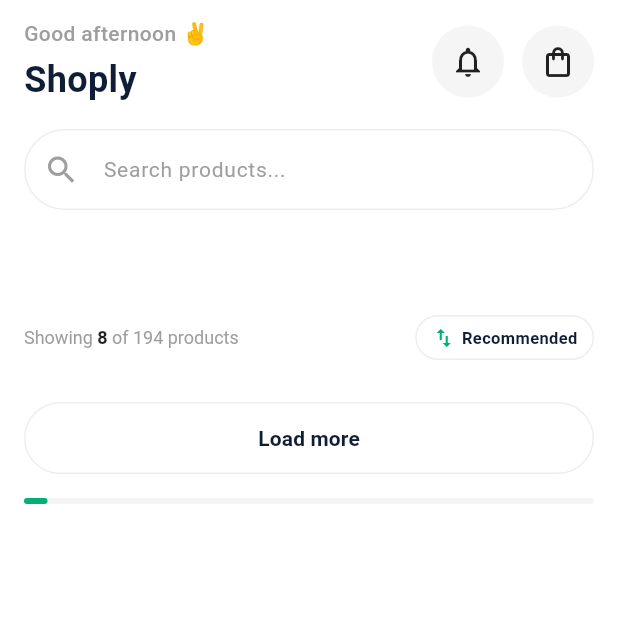
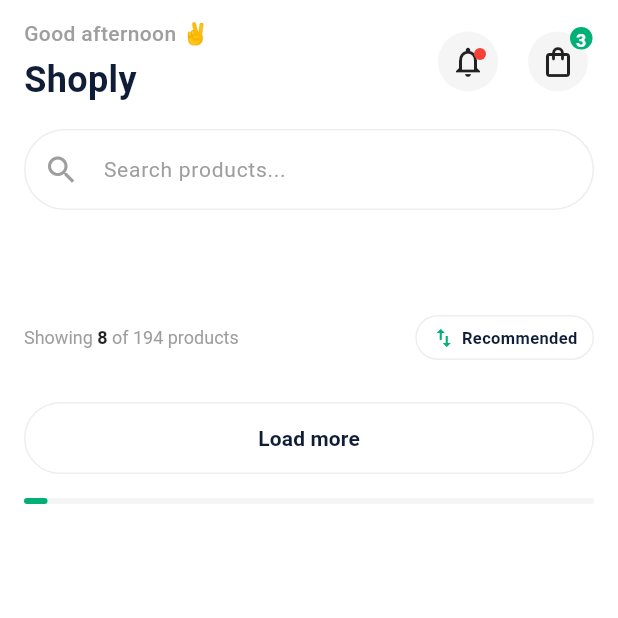
Before and after one commit to zeyadsamy-flutter/shoply_app, a Flutter app: the screen it shows after launch, on a phone screen of 412 x 824 dp, the top half of it. Run offline on Flutter 3.47's test engine with Material 3 defaults, Android fonts, the phone set to English and light mode, and no system bars; our stand-ins replace dio; network calls fail.

Commit message:
feat(home): add notification dot and cart badge indicators to CustomAppBar

```diff
--- a/lib/features/home/presentation/widgets/custom_app_bar.dart
+++ b/lib/features/home/presentation/widgets/custom_app_bar.dart
@@ -1,4 +1,6 @@
 import 'package:flutter/material.dart';
+
+import 'custom_icon_button.dart';
 
 class CustomAppBar extends StatelessWidget {
   const CustomAppBar({super.key});
@@ -38,31 +40,60 @@
         ),
         Row(
           children: [
-            _buildActionIcon(
-              icon: Icons.notifications_none_outlined,
-              onTap: () {},
+            Stack(
+              children: [
+                CustomIconButton(
+                  icon: Icons.notifications_none_outlined,
+                  onTap: () {},
+                ),
+                Positioned(
+                  right: 12,
+                  top: 15,
+                  child: Container(
+                    width: 8,
+                    height: 8,
+                    decoration: BoxDecoration(
+                      color: Colors.red,
+                      shape: BoxShape.circle,
+                    ),
+                  ),
+                ),
+              ],
             ),
             const SizedBox(width: 12),
-            _buildActionIcon(
-              icon: Icons.shopping_bag_outlined,
-              onTap: () {},
+            Stack(
+              children: [
+                CustomIconButton(
+                  icon: Icons.shopping_bag_outlined,
+                  onTap: () {},
+                ),
+                Positioned(
+                  right: 1,
+                  top: 1,
+                  child: Container(
+                    width: 15,
+                    height: 15,
+                    decoration: BoxDecoration(
+                      color: Color(0xFF00B074),
+                      shape: BoxShape.circle,
+                    ),
+                    child: const Center(
+                      child: Text(
+                        '3',
+                        style: TextStyle(
+                          color: Colors.white,
+                          fontSize: 12,
+                          fontWeight: FontWeight.bold,
+                        ),
+                      ),
+                    ),
+                  ),
+                ),
+              ],
             ),
           ],
         ),
       ],
     );
   }
-
-  Widget _buildActionIcon({required IconData icon, required VoidCallback onTap}) {
-    return Container(
-      decoration: BoxDecoration(
-        color: Colors.grey.shade100,
-        shape: BoxShape.circle,
-      ),
-      child: IconButton(
-        icon: Icon(icon, color: Colors.black87),
-        onPressed: onTap,
-      ),
-    );
-  }
 }
--- /dev/null
+++ b/lib/features/home/presentation/widgets/custom_icon_button.dart
@@ -0,0 +1,20 @@
+import 'package:flutter/material.dart';
+
+class CustomIconButton extends StatelessWidget {
+  const CustomIconButton({super.key, required this.onTap, required this.icon});
+
+  final VoidCallback onTap;
+  final IconData icon;
+
+  @override
+  Widget build(BuildContext context) {
+    return IconButton(
+      style: IconButton.styleFrom(
+        backgroundColor: Colors.grey.shade100,
+        shape: RoundedRectangleBorder(borderRadius: BorderRadius.circular(20)),
+      ),
+      icon: Icon(icon, color: Colors.black87),
+      onPressed: onTap,
+    );
+  }
+}
```
